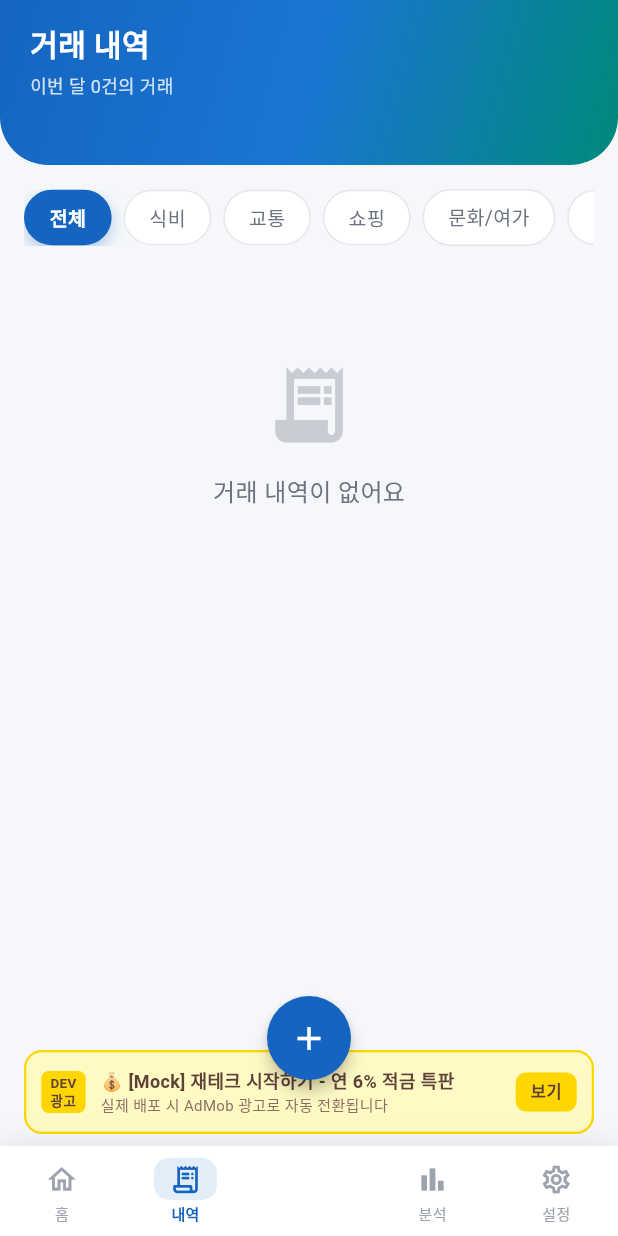
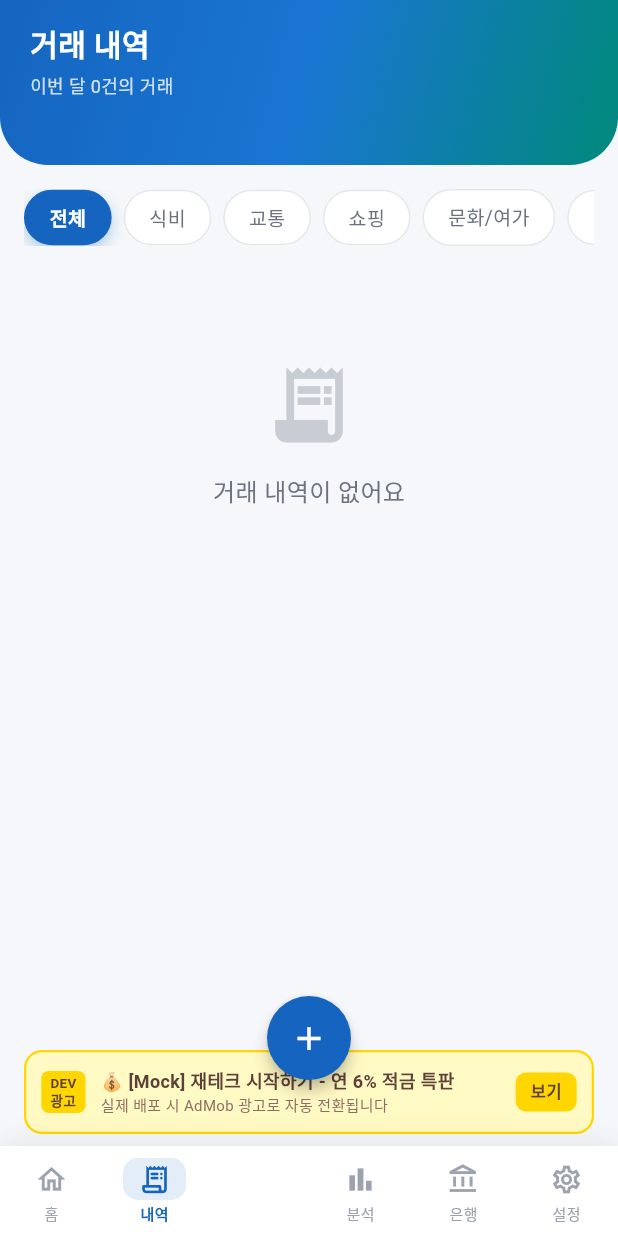
Before and after one commit to Sinou3936/Budget-Buddy, a Flutter app: the screen it shows after launch, item 2 of the bottom bar chosen, on a phone screen of 412 x 824 dp. Run offline on Flutter 3.47's test engine with Material 3 defaults, Android fonts, the phone set to English and light mode, and no system bars; our stand-ins replace fl_chart, google_mobile_ads, shared_preferences; network calls fail.

Commit message:
fix: 하단 네비게이션에 은행 탭 복구
- 바텀탭 4개 → 5개로 복원 (홈/내역/[FAB]/분석/은행/설정)
- 오른쪽 영역: 분석+은행+설정 3개 배치

```diff
--- a/lib/main.dart
+++ b/lib/main.dart
@@ -138,13 +138,14 @@ class _BottomNavBar extends StatelessWidget {
           child: Row(
             children: [
               // 왼쪽 2개
-              _NavItem(icon: Icons.home_rounded,    outlineIcon: Icons.home_outlined,              label: '홈',  index: 0, currentIndex: currentIndex, onTap: onTap),
-              _NavItem(icon: Icons.receipt_long_rounded, outlineIcon: Icons.receipt_long_outlined, label: '내역', index: 1, currentIndex: currentIndex, onTap: onTap),
+              _NavItem(icon: Icons.home_rounded,         outlineIcon: Icons.home_outlined,          label: '홈',  index: 0, currentIndex: currentIndex, onTap: onTap),
+              _NavItem(icon: Icons.receipt_long_rounded, outlineIcon: Icons.receipt_long_outlined,  label: '내역', index: 1, currentIndex: currentIndex, onTap: onTap),
               // 중앙 FAB 빈 공간
               const Expanded(child: SizedBox()),
-              // 오른쪽 2개
-              _NavItem(icon: Icons.bar_chart_rounded,       outlineIcon: Icons.bar_chart_outlined,        label: '분석', index: 2, currentIndex: currentIndex, onTap: onTap),
-              _NavItem(icon: Icons.settings_rounded,        outlineIcon: Icons.settings_outlined,         label: '설정', index: 4, currentIndex: currentIndex, onTap: onTap),
+              // 오른쪽 3개 → 은행 추가
+              _NavItem(icon: Icons.bar_chart_rounded,        outlineIcon: Icons.bar_chart_outlined,        label: '분석', index: 2, currentIndex: currentIndex, onTap: onTap),
+              _NavItem(icon: Icons.account_balance_rounded,  outlineIcon: Icons.account_balance_outlined,  label: '은행', index: 3, currentIndex: currentIndex, onTap: onTap),
+              _NavItem(icon: Icons.settings_rounded,         outlineIcon: Icons.settings_outlined,         label: '설정', index: 4, currentIndex: currentIndex, onTap: onTap),
             ],
           ),
         ),
```
